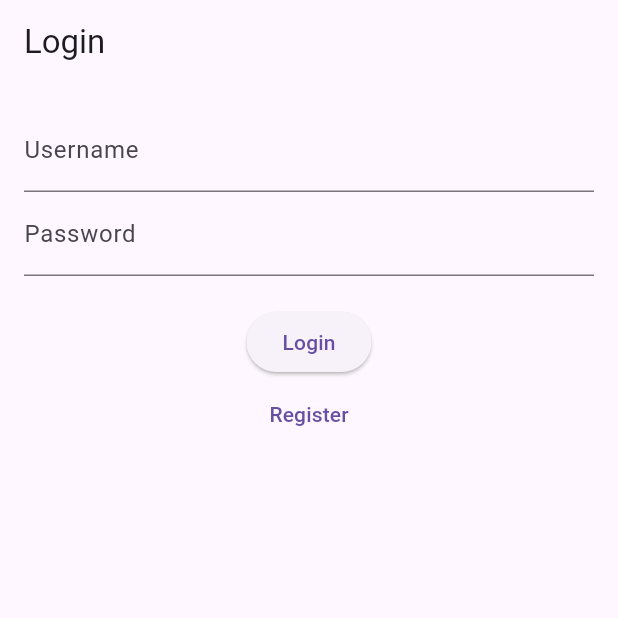
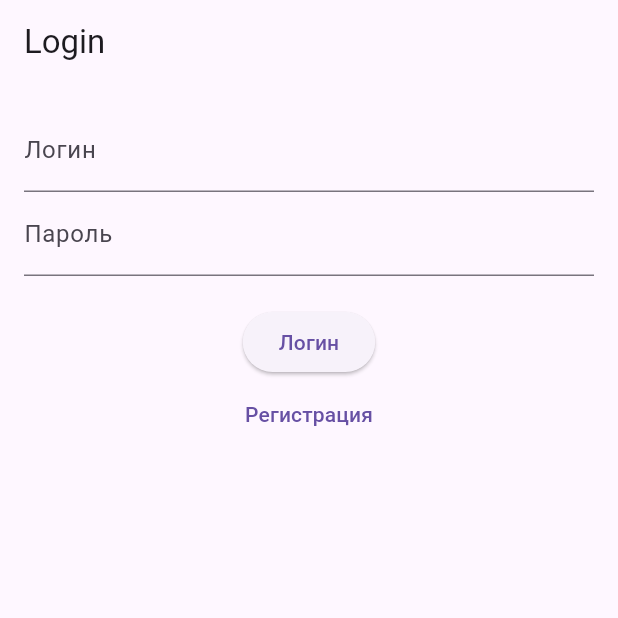
Before and after one commit to justmeowme/sport_app_lct, a Flutter app: the screen it shows after launch, on a phone screen of 412 x 824 dp, the top half of it. Run offline on Flutter 3.47's test engine with Material 3 defaults, Android fonts, the phone set to English and light mode, and no system bars; our stand-ins replace flutter_bloc, shared_preferences.

Commit message:
login fixes

```diff
--- a/lib/blocs/auth_bloc/auth_state.dart
+++ b/lib/blocs/auth_bloc/auth_state.dart
@@ -1,4 +1,3 @@
-
 import '../../models/user.dart';
 
 abstract class AuthState {}
--- a/lib/main.dart
+++ b/lib/main.dart
@@ -12,14 +12,18 @@ void main() {
 class MyApp extends StatelessWidget {
   @override
   Widget build(BuildContext context) {
-    return MaterialApp(
-      title: 'Sport Plus',
-      theme: ThemeData(
-        primarySwatch: Colors.blue,
-      ),
-      home: BlocProvider(
-        create: (context) => AuthBloc(authRepository: AuthRepository()),
-        child: LoginScreen(),
+    return MultiBlocProvider(
+      providers: [
+        BlocProvider<AuthBloc>(
+          create: (context) => AuthBloc(authRepository: AuthRepository()),
+        ),
+      ],
+      child: MaterialApp(
+        title: 'Sport Plus',
+        theme: ThemeData(
+          primarySwatch: Colors.blue,
+        ),
+        home: LoginScreen(),
       ),
     );
   }
--- a/lib/models/user.dart
+++ b/lib/models/user.dart
@@ -1,16 +1,17 @@
 class User {
   final int id;
-  final String login;
-  final String password;
-  final String gender;
+  final String? login;
+  final String? password;
+  final String? gender;
   final int height;
   final int weight;
-  final String goals;
-  final String experience;
+  final String? goals;
+  final String? experience;
   final bool gymMember;
   final bool beginner;
-  final String gymName;
-  final String healthConditions;
+  final String? gymName;
+  final String? healthConditions;
+  final int role;
 
   User({
     required this.id,
@@ -25,6 +26,7 @@ class User {
     this.beginner = false,
     this.gymName = '',
     this.healthConditions = '',
+    this.role = 0,
   });
 
   factory User.fromJson(Map<String, dynamic> json) {
@@ -41,6 +43,7 @@ class User {
       beginner: json['Beginner'] ?? false,
       gymName: json['GymName'] ?? '',
       healthConditions: json['HealthConditions'] ?? '',
+      role: json['Role'] ?? 0,
     );
   }
 
@@ -58,6 +61,7 @@ class User {
       'Beginner': beginner,
       'GymName': gymName,
       'HealthConditions': healthConditions,
+      'Role': role,
     };
   }
 }
--- a/lib/screens/auth/login_screen.dart
+++ b/lib/screens/auth/login_screen.dart
@@ -1,10 +1,10 @@
 import 'package:flutter/material.dart';
 import 'package:flutter_bloc/flutter_bloc.dart';
-import 'package:sport_app_lct/screens/auth/register_screen.dart';
-
+import 'package:sport_app_lct/screens/client/client_home_screen.dart';
 import '../../blocs/auth_bloc/auth_bloc.dart';
 import '../../blocs/auth_bloc/auth_event.dart';
 import '../../blocs/auth_bloc/auth_state.dart';
+import 'register_screen.dart';
 
 class LoginScreen extends StatelessWidget {
   final TextEditingController _usernameController = TextEditingController();
@@ -21,7 +21,11 @@ class LoginScreen extends StatelessWidget {
         child: BlocListener<AuthBloc, AuthState>(
           listener: (context, state) {
             if (state is Authenticated) {
-              // Handle successful authentication
+              Navigator.of(context).pushReplacement(
+                MaterialPageRoute(
+                  builder: (context) => ClientHomeScreen(),
+                ),
+              );
             } else if (state is AuthError) {
               ScaffoldMessenger.of(context).showSnackBar(
                 SnackBar(content: Text(state.message)),
@@ -32,11 +36,11 @@ class LoginScreen extends StatelessWidget {
             children: <Widget>[
               TextField(
                 controller: _usernameController,
-                decoration: InputDecoration(labelText: 'Username'),
+                decoration: InputDecoration(labelText: 'Логин'),
               ),
               TextField(
                 controller: _passwordController,
-                decoration: InputDecoration(labelText: 'Password'),
+                decoration: InputDecoration(labelText: 'Пароль'),
                 obscureText: true,
               ),
               SizedBox(height: 20),
@@ -49,18 +53,21 @@ class LoginScreen extends StatelessWidget {
                     ),
                   );
                 },
-                child: Text('Login'),
+                child: Text('Логин'),
               ),
               TextButton(
                 onPressed: () {
                   Navigator.of(context).push(
                     MaterialPageRoute(
-                      builder: (context) => RegisterScreen(),
+                      builder: (context) => BlocProvider.value(
+                        value: BlocProvider.of<AuthBloc>(context),
+                        child: RegisterScreen(),
+                      ),
                     ),
                   );
                 },
-                child: Text('Register'),
-              )
+                child: Text('Регистрация'),
+              ),
             ],
           ),
         ),
--- a/lib/screens/auth/register_screen.dart
+++ b/lib/screens/auth/register_screen.dart
@@ -1,6 +1,6 @@
 import 'package:flutter/material.dart';
 import 'package:flutter_bloc/flutter_bloc.dart';
-
+import 'package:sport_app_lct/screens/client/client_home_screen.dart';
 import '../../blocs/auth_bloc/auth_bloc.dart';
 import '../../blocs/auth_bloc/auth_event.dart';
 import '../../blocs/auth_bloc/auth_state.dart';
@@ -20,6 +20,12 @@ class RegisterScreen extends StatelessWidget {
         child: BlocListener<AuthBloc, AuthState>(
           listener: (context, state) {
             if (state is Authenticated) {
+              print('User authenticated: ${state.user}');
+              Navigator.of(context).pushReplacement(
+                MaterialPageRoute(
+                  builder: (context) => ClientHomeScreen(),
+                ),
+              );
             } else if (state is AuthError) {
               ScaffoldMessenger.of(context).showSnackBar(
                 SnackBar(content: Text(state.message)),
@@ -30,20 +36,30 @@ class RegisterScreen extends StatelessWidget {
             children: <Widget>[
               TextField(
                 controller: _usernameController,
-                decoration: InputDecoration(labelText: 'Username'),
+                decoration: InputDecoration(labelText: 'Логин'),
               ),
               TextField(
                 controller: _passwordController,
-                decoration: InputDecoration(labelText: 'Password'),
+                decoration: InputDecoration(labelText: 'Пароль'),
                 obscureText: true,
               ),
               SizedBox(height: 20),
               ElevatedButton(
                 onPressed: () {
+                  final login = _usernameController.text;
+                  final password = _passwordController.text;
+
+                  if (login.isEmpty || password.isEmpty) {
+                    ScaffoldMessenger.of(context).showSnackBar(
+                      SnackBar(content: Text('Вы не ввели логин или пароль')),
+                    );
+                    return;
+                  }
+
                   BlocProvider.of<AuthBloc>(context).add(
                     SignUpEvent(
-                      login: _usernameController.text,
-                      password: _passwordController.text,
+                      login: login,
+                      password: password,
                     ),
                   );
                 },
```
Also changed, not shown: lib/blocs/auth_bloc/auth_bloc.dart (+18 -12 lines), lib/screens/client/client_home_screen.dart (+5 -3 lines).
